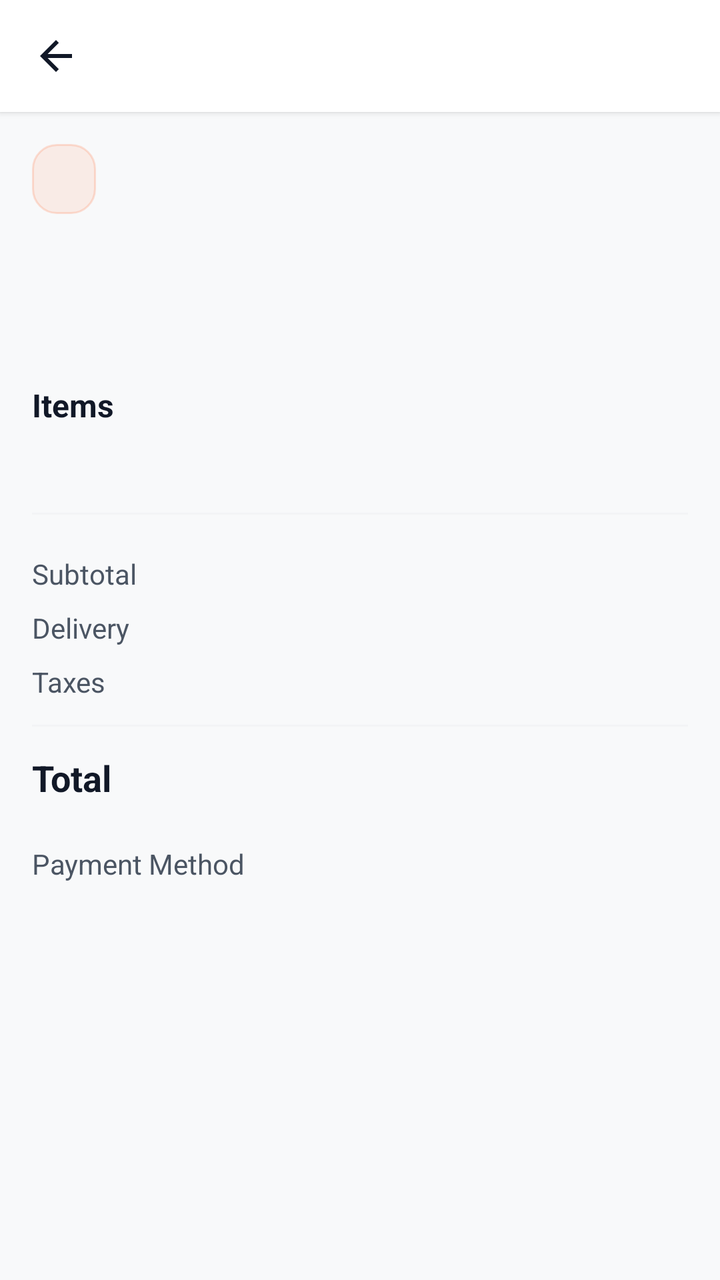
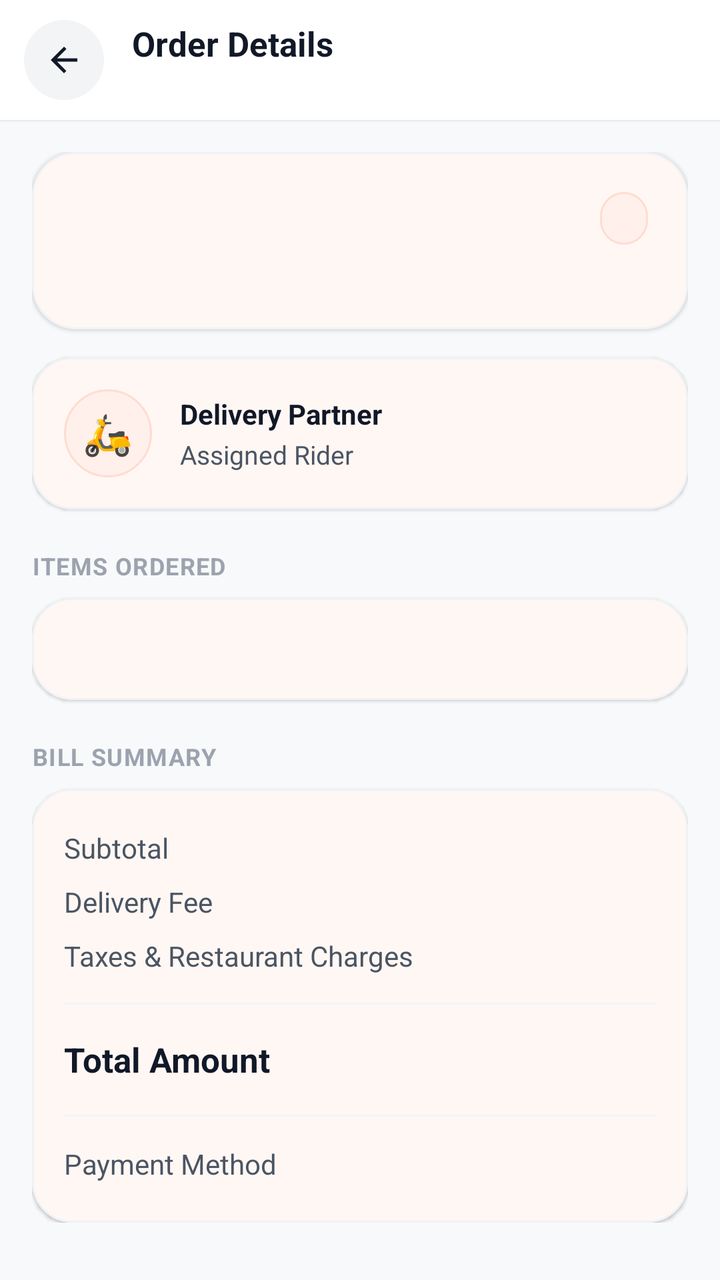

Screens rendered from an Android XML layout before and after an edit, with the pre-edit source and the edit as a unified diff.
<!-- AndroidManifest.xml: application theme Theme.AKRHunger -->
<!-- res/layout/activity_order_detail.xml -->
<?xml version="1.0" encoding="utf-8"?>
<LinearLayout xmlns:android="http://schemas.android.com/apk/res/android"
    android:layout_width="match_parent"
    android:layout_height="match_parent"
    android:background="@color/background"
    android:orientation="vertical">

    
    <LinearLayout android:layout_width="match_parent" android:layout_height="56dp"
        android:gravity="center_vertical" android:paddingHorizontal="8dp"
        android:elevation="2dp" android:background="@color/surface">
        <ImageView android:id="@+id/btn_back" android:layout_width="40dp" android:layout_height="40dp"
            android:background="?attr/selectableItemBackgroundBorderless" android:padding="8dp"
            android:src="@drawable/ic_back" android:tint="@color/text_primary" />
        <TextView android:id="@+id/tv_order_id" android:layout_width="0dp" android:layout_height="wrap_content"
            android:layout_marginStart="8dp" android:layout_weight="1" android:textColor="@color/text_primary"
            android:textSize="18sp" android:textStyle="bold" />
    </LinearLayout>

    <androidx.core.widget.NestedScrollView android:layout_width="match_parent" android:layout_height="match_parent">
        <LinearLayout android:layout_width="match_parent" android:layout_height="wrap_content"
            android:orientation="vertical" android:padding="16dp">

            
            <TextView android:id="@+id/tv_status" android:layout_width="wrap_content" android:layout_height="wrap_content"
                android:background="@drawable/bg_info_chip" android:paddingHorizontal="16dp" android:paddingVertical="8dp"
                android:textColor="@color/primary" android:textSize="14sp" android:textStyle="bold" />

            
            <TextView android:id="@+id/tv_restaurant" android:layout_width="wrap_content" android:layout_height="wrap_content"
                android:layout_marginTop="16dp" android:textColor="@color/text_primary" android:textSize="20sp" android:textStyle="bold" />

            <TextView android:id="@+id/tv_date" android:layout_width="wrap_content" android:layout_height="wrap_content"
                android:layout_marginTop="4dp" android:textColor="@color/text_secondary" android:textSize="13sp" />

            
            <TextView android:layout_width="wrap_content" android:layout_height="wrap_content"
                android:layout_marginTop="20dp" android:text="Items" android:textColor="@color/text_primary"
                android:textSize="16sp" android:textStyle="bold" />

            <TextView android:id="@+id/tv_items" android:layout_width="match_parent" android:layout_height="wrap_content"
                android:layout_marginTop="8dp" android:lineSpacingMultiplier="1.5" android:textColor="@color/text_secondary"
                android:textSize="14sp" />

            
            <View android:layout_width="match_parent" android:layout_height="1dp"
                android:layout_marginVertical="16dp" android:background="@color/divider" />

            <LinearLayout android:layout_width="match_parent" android:layout_height="wrap_content" android:gravity="center_vertical" android:paddingVertical="4dp">
                <TextView android:layout_width="0dp" android:layout_height="wrap_content" android:layout_weight="1" android:text="Subtotal" android:textColor="@color/text_secondary" android:textSize="14sp" />
                <TextView android:id="@+id/tv_subtotal" android:layout_width="wrap_content" android:layout_height="wrap_content" android:textColor="@color/text_primary" android:textSize="14sp" />
            </LinearLayout>

            <LinearLayout android:layout_width="match_parent" android:layout_height="wrap_content" android:gravity="center_vertical" android:paddingVertical="4dp">
                <TextView android:layout_width="0dp" android:layout_height="wrap_content" android:layout_weight="1" android:text="Delivery" android:textColor="@color/text_secondary" android:textSize="14sp" />
                <TextView android:id="@+id/tv_delivery" android:layout_width="wrap_content" android:layout_height="wrap_content" android:textColor="@color/text_primary" android:textSize="14sp" />
            </LinearLayout>

            <LinearLayout android:layout_width="match_parent" android:layout_height="wrap_content" android:gravity="center_vertical" android:paddingVertical="4dp">
                <TextView android:layout_width="0dp" android:layout_height="wrap_content" android:layout_weight="1" android:text="Taxes" android:textColor="@color/text_secondary" android:textSize="14sp" />
                <TextView android:id="@+id/tv_tax" android:layout_width="wrap_content" android:layout_height="wrap_content" android:textColor="@color/text_primary" android:textSize="14sp" />
            </LinearLayout>

            <View android:layout_width="match_parent" android:layout_height="1dp" android:layout_marginVertical="8dp" android:background="@color/divider" />

            <LinearLayout android:layout_width="match_parent" android:layout_height="wrap_content" android:gravity="center_vertical" android:paddingVertical="4dp">
                <TextView android:layout_width="0dp" android:layout_height="wrap_content" android:layout_weight="1" android:text="Total" android:textColor="@color/text_primary" android:textSize="18sp" android:textStyle="bold" />
                <TextView android:id="@+id/tv_total" android:layout_width="wrap_content" android:layout_height="wrap_content" android:textColor="@color/primary" android:textSize="20sp" android:textStyle="bold" />
            </LinearLayout>

            
            <LinearLayout android:layout_width="match_parent" android:layout_height="wrap_content" android:layout_marginTop="16dp" android:gravity="center_vertical">
                <TextView android:layout_width="0dp" android:layout_height="wrap_content" android:layout_weight="1" android:text="Payment Method" android:textColor="@color/text_secondary" android:textSize="14sp" />
                <TextView android:id="@+id/tv_payment" android:layout_width="wrap_content" android:layout_height="wrap_content" android:textColor="@color/text_primary" android:textSize="14sp" android:textStyle="bold" />
            </LinearLayout>

            
            <TextView android:id="@+id/tv_delivery_person" android:layout_width="wrap_content" android:layout_height="wrap_content"
                android:layout_marginTop="12dp" android:textColor="@color/text_secondary" android:textSize="13sp" />
        </LinearLayout>
    </androidx.core.widget.NestedScrollView>
</LinearLayout>
<!-- resources referenced by this layout -->
<resources>
  <color name="background">#F8F9FA</color>
  <color name="divider">#F3F4F6</color>
  <color name="primary">#FF6B35</color>
  <color name="surface">#FFFFFF</color>
  <!-- drawable bg_info_chip (drawable) -->
  <?xml version="1.0" encoding="utf-8"?>
  <shape xmlns:android="http://schemas.android.com/apk/res/android"
      android:shape="rectangle">
      <solid android:color="#1AFF6B35" />
      <corners android:radius="12dp" />
      <stroke android:width="1dp" android:color="#33FF6B35" />
  </shape>
  <style name="Theme.AKRHunger" parent="Theme.Material3.Light.NoActionBar">
          <item name="colorPrimary">@color/primary</item>
          <item name="colorPrimaryDark">@color/primary_dark</item>
          <item name="colorAccent">@color/primary</item>
          <item name="colorOnPrimary">@color/on_primary</item>
          <item name="colorSecondary">@color/secondary</item>
          <item name="colorOnSecondary">@color/on_secondary</item>
          <item name="android:colorBackground">@color/background</item>
          <item name="colorSurface">@color/surface</item>
          <item name="colorOnSurface">@color/on_surface</item>
          <item name="android:statusBarColor">@color/surface</item>
          <item name="android:windowLightStatusBar">true</item>
          <item name="android:navigationBarColor">@color/surface</item>
          <item name="android:windowLightNavigationBar">true</item>
          <item name="android:fontFamily">sans-serif</item>
      </style>
  <color name="on_primary">#FFFFFF</color>
  <color name="secondary">#F59E0B</color>
  <color name="on_surface">#111827</color>
  <!-- unchanged entries left out for length: 5 -->
</resources>

<!-- the commit's change to res/layout/activity_order_detail.xml (unified diff, before → after) -->
@@ -1,82 +1,386 @@
 <?xml version="1.0" encoding="utf-8"?>
 <LinearLayout xmlns:android="http://schemas.android.com/apk/res/android"
+    xmlns:app="http://schemas.android.com/apk/res-auto"
     android:layout_width="match_parent"
     android:layout_height="match_parent"
     android:background="@color/background"
     android:orientation="vertical">
 
     
-    <LinearLayout android:layout_width="match_parent" android:layout_height="56dp"
-        android:gravity="center_vertical" android:paddingHorizontal="8dp"
-        android:elevation="2dp" android:background="@color/surface">
-        <ImageView android:id="@+id/btn_back" android:layout_width="40dp" android:layout_height="40dp"
-            android:background="?attr/selectableItemBackgroundBorderless" android:padding="8dp"
-            android:src="@drawable/ic_back" android:tint="@color/text_primary" />
-        <TextView android:id="@+id/tv_order_id" android:layout_width="0dp" android:layout_height="wrap_content"
-            android:layout_marginStart="8dp" android:layout_weight="1" android:textColor="@color/text_primary"
-            android:textSize="18sp" android:textStyle="bold" />
+    <LinearLayout
+        android:layout_width="match_parent"
+        android:layout_height="60dp"
+        android:background="@color/surface"
+        android:elevation="1dp"
+        android:gravity="center_vertical"
+        android:orientation="horizontal"
+        android:paddingHorizontal="12dp">
+
+        <FrameLayout
+            android:id="@+id/btn_back"
+            android:layout_width="40dp"
+            android:layout_height="40dp"
+            android:background="@drawable/bg_icon_circle_gray"
+            android:clickable="true"
+            android:focusable="true"
+            android:foreground="?attr/selectableItemBackgroundBorderless">
+
+            <ImageView
+                android:layout_width="20dp"
+                android:layout_height="20dp"
+                android:layout_gravity="center"
+                android:src="@drawable/ic_back"
+                android:tint="@color/text_primary" />
+        </FrameLayout>
+
+        <LinearLayout
+            android:layout_width="0dp"
+            android:layout_height="wrap_content"
+            android:layout_marginStart="14dp"
+            android:layout_weight="1"
+            android:orientation="vertical">
+
+            <TextView
+                android:layout_width="wrap_content"
+                android:layout_height="wrap_content"
+                android:text="Order Details"
+                android:textColor="@color/text_primary"
+                android:textSize="17sp"
+                android:textStyle="bold" />
+
+            <TextView
+                android:id="@+id/tv_order_id"
+                android:layout_width="wrap_content"
+                android:layout_height="wrap_content"
+                android:textColor="@color/text_hint"
+                android:textSize="12sp" />
+        </LinearLayout>
     </LinearLayout>
 
-    <androidx.core.widget.NestedScrollView android:layout_width="match_parent" android:layout_height="match_parent">
-        <LinearLayout android:layout_width="match_parent" android:layout_height="wrap_content"
-            android:orientation="vertical" android:padding="16dp">
+    <androidx.core.widget.NestedScrollView
+        android:layout_width="match_parent"
+        android:layout_height="match_parent"
+        android:clipToPadding="false"
+        android:paddingBottom="32dp">
+
+        <LinearLayout
+            android:layout_width="match_parent"
+            android:layout_height="wrap_content"
+            android:orientation="vertical"
+            android:paddingHorizontal="16dp"
+            android:paddingTop="16dp">
 
             
-            <TextView android:id="@+id/tv_status" android:layout_width="wrap_content" android:layout_height="wrap_content"
-                android:background="@drawable/bg_info_chip" android:paddingHorizontal="16dp" android:paddingVertical="8dp"
-                android:textColor="@color/primary" android:textSize="14sp" android:textStyle="bold" />
+            <com.google.android.material.card.MaterialCardView
+                android:layout_width="match_parent"
+                android:layout_height="wrap_content"
+                app:cardBackgroundColor="@color/surface"
+                app:cardCornerRadius="22dp"
+                app:cardElevation="1dp"
+                app:strokeColor="@color/card_border"
+                app:strokeWidth="1dp">
+
+                <LinearLayout
+                    android:layout_width="match_parent"
+                    android:layout_height="wrap_content"
+                    android:orientation="vertical"
+                    android:padding="20dp">
+
+                    <LinearLayout
+                        android:layout_width="match_parent"
+                        android:layout_height="wrap_content"
+                        android:gravity="center_vertical"
+                        android:orientation="horizontal">
+
+                        <TextView
+                            android:id="@+id/tv_restaurant"
+                            android:layout_width="0dp"
+                            android:layout_height="wrap_content"
+                            android:layout_weight="1"
+                            android:ellipsize="end"
+                            android:maxLines="1"
+                            android:textColor="@color/text_primary"
+                            android:textSize="18sp"
+                            android:textStyle="bold" />
+
+                        
+                        <TextView
+                            android:id="@+id/tv_status"
+                            android:layout_width="wrap_content"
+                            android:layout_height="wrap_content"
+                            android:background="@drawable/bg_pill_soft"
+                            android:paddingHorizontal="12dp"
+                            android:paddingVertical="5dp"
+                            android:textColor="@color/primary"
+                            android:textSize="12sp"
+                            android:textStyle="bold" />
+                    </LinearLayout>
+
+                    <TextView
+                        android:id="@+id/tv_date"
+                        android:layout_width="wrap_content"
+                        android:layout_height="wrap_content"
+                        android:layout_marginTop="6dp"
+                        android:textColor="@color/text_hint"
+                        android:textSize="12sp" />
+                </LinearLayout>
+            </com.google.android.material.card.MaterialCardView>
 
             
-            <TextView android:id="@+id/tv_restaurant" android:layout_width="wrap_content" android:layout_height="wrap_content"
-                android:layout_marginTop="16dp" android:textColor="@color/text_primary" android:textSize="20sp" android:textStyle="bold" />
-
-            <TextView android:id="@+id/tv_date" android:layout_width="wrap_content" android:layout_height="wrap_content"
-                android:layout_marginTop="4dp" android:textColor="@color/text_secondary" android:textSize="13sp" />
+            <com.google.android.material.card.MaterialCardView
+                android:layout_width="match_parent"
+                android:layout_height="wrap_content"
+                android:layout_marginTop="14dp"
+                app:cardBackgroundColor="@color/surface"
+                app:cardCornerRadius="20dp"
+                app:cardElevation="1dp"
+                app:strokeColor="@color/card_border"
+                app:strokeWidth="1dp">
+
+                <LinearLayout
+                    android:layout_width="match_parent"
+                    android:layout_height="wrap_content"
+                    android:gravity="center_vertical"
+                    android:orientation="horizontal"
+                    android:padding="16dp">
+
+                    <FrameLayout
+                        android:layout_width="44dp"
+                        android:layout_height="44dp"
+                        android:background="@drawable/bg_icon_circle_soft">
+
+                        <TextView
+                            android:layout_width="wrap_content"
+                            android:layout_height="wrap_content"
+                            android:layout_gravity="center"
+                            android:text="🛵"
+                            android:textSize="20sp" />
+                    </FrameLayout>
+
+                    <LinearLayout
+                        android:layout_width="0dp"
+                        android:layout_height="wrap_content"
+                        android:layout_marginStart="14dp"
+                        android:layout_weight="1"
+                        android:orientation="vertical">
+
+                        <TextView
+                            android:layout_width="wrap_content"
+                            android:layout_height="wrap_content"
+                            android:text="Delivery Partner"
+                            android:textColor="@color/text_primary"
+                            android:textSize="14sp"
+                            android:textStyle="bold" />
+
+                        <TextView
+                            android:id="@+id/tv_delivery_person"
+                            android:layout_width="wrap_content"
+                            android:layout_height="wrap_content"
+                            android:layout_marginTop="2dp"
+                            android:text="Assigned Rider"
+                            android:textColor="@color/text_secondary"
+                            android:textSize="13sp" />
+                    </LinearLayout>
+                </LinearLayout>
+            </com.google.android.material.card.MaterialCardView>
 
             
-            <TextView android:layout_width="wrap_content" android:layout_height="wrap_content"
-                android:layout_marginTop="20dp" android:text="Items" android:textColor="@color/text_primary"
-                android:textSize="16sp" android:textStyle="bold" />
-
-            <TextView android:id="@+id/tv_items" android:layout_width="match_parent" android:layout_height="wrap_content"
-                android:layout_marginTop="8dp" android:lineSpacingMultiplier="1.5" android:textColor="@color/text_secondary"
-                android:textSize="14sp" />
+            <TextView
+                android:layout_width="wrap_content"
+                android:layout_height="wrap_content"
+                android:layout_marginTop="20dp"
+                android:letterSpacing="0.04"
+                android:text="ITEMS ORDERED"
+                android:textColor="@color/text_hint"
+                android:textSize="12sp"
+                android:textStyle="bold" />
+
+            <com.google.android.material.card.MaterialCardView
+                android:layout_width="match_parent"
+                android:layout_height="wrap_content"
+                android:layout_marginTop="8dp"
+                app:cardBackgroundColor="@color/surface"
+                app:cardCornerRadius="20dp"
+                app:cardElevation="1dp"
+                app:strokeColor="@color/card_border"
+                app:strokeWidth="1dp">
+
+                <LinearLayout
+                    android:layout_width="match_parent"
+                    android:layout_height="wrap_content"
+                    android:orientation="vertical"
+                    android:padding="16dp">
+
+                    <TextView
+                        android:id="@+id/tv_items"
+                        android:layout_width="match_parent"
+                        android:layout_height="wrap_content"
+                        android:lineSpacingExtra="4dp"
+                        android:textColor="@color/text_secondary"
+                        android:textSize="14sp" />
+                </LinearLayout>
+            </com.google.android.material.card.MaterialCardView>
 
             
-            <View android:layout_width="match_parent" android:layout_height="1dp"
-                android:layout_marginVertical="16dp" android:background="@color/divider" />
-
-            <LinearLayout android:layout_width="match_parent" android:layout_height="wrap_content" android:gravity="center_vertical" android:paddingVertical="4dp">
-                <TextView android:layout_width="0dp" android:layout_height="wrap_content" android:layout_weight="1" android:text="Subtotal" android:textColor="@color/text_secondary" android:textSize="14sp" />
-                <TextView android:id="@+id/tv_subtotal" android:layout_width="wrap_content" android:layout_height="wrap_content" android:textColor="@color/text_primary" android:textSize="14sp" />
-            </LinearLayout>
-
-            <LinearLayout android:layout_width="match_parent" android:layout_height="wrap_content" android:gravity="center_vertical" android:paddingVertical="4dp">
-                <TextView android:layout_width="0dp" android:layout_height="wrap_content" android:layout_weight="1" android:text="Delivery" android:textColor="@color/text_secondary" android:textSize="14sp" />
-                <TextView android:id="@+id/tv_delivery" android:layout_width="wrap_content" android:layout_height="wrap_content" android:textColor="@color/text_primary" android:textSize="14sp" />
-            </LinearLayout>
-
-            <LinearLayout android:layout_width="match_parent" android:layout_height="wrap_content" android:gravity="center_vertical" android:paddingVertical="4dp">
-                <TextView android:layout_width="0dp" android:layout_height="wrap_content" android:layout_weight="1" android:text="Taxes" android:textColor="@color/text_secondary" android:textSize="14sp" />
-                <TextView android:id="@+id/tv_tax" android:layout_width="wrap_content" android:layout_height="wrap_content" android:textColor="@color/text_primary" android:textSize="14sp" />
-            </LinearLayout>
-
-            <View android:layout_width="match_parent" android:layout_height="1dp" android:layout_marginVertical="8dp" android:background="@color/divider" />
-
-            <LinearLayout android:layout_width="match_parent" android:layout_height="wrap_content" android:gravity="center_vertical" android:paddingVertical="4dp">
-                <TextView android:layout_width="0dp" android:layout_height="wrap_content" android:layout_weight="1" android:text="Total" android:textColor="@color/text_primary" android:textSize="18sp" android:textStyle="bold" />
-                <TextView android:id="@+id/tv_total" android:layout_width="wrap_content" android:layout_height="wrap_content" android:textColor="@color/primary" android:textSize="20sp" android:textStyle="bold" />
-            </LinearLayout>
-
-            
-            <LinearLayout android:layout_width="match_parent" android:layout_height="wrap_content" android:layout_marginTop="16dp" android:gravity="center_vertical">
-                <TextView android:layout_width="0dp" android:layout_height="wrap_content" android:layout_weight="1" android:text="Payment Method" android:textColor="@color/text_secondary" android:textSize="14sp" />
-                <TextView android:id="@+id/tv_payment" android:layout_width="wrap_content" android:layout_height="wrap_content" android:textColor="@color/text_primary" android:textSize="14sp" android:textStyle="bold" />
-            </LinearLayout>
-
-            
-            <TextView android:id="@+id/tv_delivery_person" android:layout_width="wrap_content" android:layout_height="wrap_content"
-                android:layout_marginTop="12dp" android:textColor="@color/text_secondary" android:textSize="13sp" />
+            <TextView
+                android:layout_width="wrap_content"
+                android:layout_height="wrap_content"
+                android:layout_marginTop="20dp"
+                android:letterSpacing="0.04"
+                android:text="BILL SUMMARY"
+                android:textColor="@color/text_hint"
+                android:textSize="12sp"
+                android:textStyle="bold" />
+
+            <com.google.android.material.card.MaterialCardView
+                android:layout_width="match_parent"
+                android:layout_height="wrap_content"
+                android:layout_marginTop="8dp"
+                app:cardBackgroundColor="@color/surface"
+                app:cardCornerRadius="20dp"
+                app:cardElevation="1dp"
+                app:strokeColor="@color/card_border"
+                app:strokeWidth="1dp">
+
+                <LinearLayout
+                    android:layout_width="match_parent"
+                    android:layout_height="wrap_content"
+                    android:orientation="vertical"
+                    android:padding="16dp">
+
+                    
+                    <LinearLayout
+                        android:layout_width="match_parent"
+                        android:layout_height="wrap_content"
+                        android:gravity="center_vertical"
+                        android:paddingVertical="4dp">
+
+                        <TextView
+                            android:layout_width="0dp"
+                            android:layout_height="wrap_content"
+                            android:layout_weight="1"
+                            android:text="Subtotal"
+                            android:textColor="@color/text_secondary"
+                            android:textSize="14sp" />
+
+                        <TextView
+                            android:id="@+id/tv_subtotal"
+                            android:layout_width="wrap_content"
+                            android:layout_height="wrap_content"
+                            android:textColor="@color/text_primary"
+                            android:textSize="14sp"
+                            android:textStyle="bold" />
+                    </LinearLayout>
+
+                    
+                    <LinearLayout
+                        android:layout_width="match_parent"
+                        android:layout_height="wrap_content"
+                        android:gravity="center_vertical"
+                        android:paddingVertical="4dp">
+
+                        <TextView
+                            android:layout_width="0dp"
+                            android:layout_height="wrap_content"
+                            android:layout_weight="1"
+                            android:text="Delivery Fee"
+                            android:textColor="@color/text_secondary"
+                            android:textSize="14sp" />
+
+                        <TextView
+                            android:id="@+id/tv_delivery"
+                            android:layout_width="wrap_content"
+                            android:layout_height="wrap_content"
+                            android:textColor="@color/text_primary"
+                            android:textSize="14sp" />
+                    </LinearLayout>
+
+                    
+                    <LinearLayout
+                        android:layout_width="match_parent"
+                        android:layout_height="wrap_content"
+                        android:gravity="center_vertical"
+                        android:paddingVertical="4dp">
+
+                        <TextView
+                            android:layout_width="0dp"
+                            android:layout_height="wrap_content"
+                            android:layout_weight="1"
+                            android:text="Taxes &amp; Restaurant Charges"
+                            android:textColor="@color/text_secondary"
+                            android:textSize="14sp" />
+
+                        <TextView
+                            android:id="@+id/tv_tax"
+                            android:layout_width="wrap_content"
+                            android:layout_height="wrap_content"
+                            android:textColor="@color/text_primary"
+                            android:textSize="14sp" />
+                    </LinearLayout>
+
+                    <View
+                        android:layout_width="match_parent"
+                        android:layout_height="1dp"
+                        android:layout_marginVertical="10dp"
+                        android:background="@color/divider" />
+
+                    
+                    <LinearLayout
+                        android:layout_width="match_parent"
+                        android:layout_height="wrap_content"
+                        android:gravity="center_vertical"
+                        android:paddingVertical="4dp">
+
+                        <TextView
+                            android:layout_width="0dp"
+                            android:layout_height="wrap_content"
+                            android:layout_weight="1"
+                            android:text="Total Amount"
+                            android:textColor="@color/text_primary"
+                            android:textSize="17sp"
+                            android:textStyle="bold" />
+
+                        <TextView
+                            android:id="@+id/tv_total"
+                            android:layout_width="wrap_content"
+                            android:layout_height="wrap_content"
+                            android:textColor="@color/primary"
+                            android:textSize="20sp"
+                            android:textStyle="bold" />
+                    </LinearLayout>
+
+                    <View
+                        android:layout_width="match_parent"
+                        android:layout_height="1dp"
+                        android:layout_marginVertical="10dp"
+                        android:background="@color/divider" />
+
+                    
+                    <LinearLayout
+                        android:layout_width="match_parent"
+                        android:layout_height="wrap_content"
+                        android:gravity="center_vertical"
+                        android:paddingVertical="4dp">
+
+                        <TextView
+                            android:layout_width="0dp"
+                            android:layout_height="wrap_content"
+                            android:layout_weight="1"
+                            android:text="Payment Method"
+                            android:textColor="@color/text_secondary"
+                            android:textSize="14sp" />
+
+                        <TextView
+                            android:id="@+id/tv_payment"
+                            android:layout_width="wrap_content"
+                            android:layout_height="wrap_content"
+                            android:textColor="@color/text_primary"
+                            android:textSize="14sp"
+                            android:textStyle="bold" />
+                    </LinearLayout>
+                </LinearLayout>
+            </com.google.android.material.card.MaterialCardView>
+
         </LinearLayout>
     </androidx.core.widget.NestedScrollView>
 </LinearLayout>
<!-- resource entries referenced after the edit -->
@@ -1,17 +1,36 @@
 <!-- resources referenced by this layout -->
 <resources>
   <color name="background">#F8F9FA</color>
+  <color name="card_border">#F0F2F5</color>
   <color name="divider">#F3F4F6</color>
   <color name="primary">#FF6B35</color>
   <color name="surface">#FFFFFF</color>
-  <!-- drawable bg_info_chip (drawable) -->
+  <color name="text_hint">#9CA3AF</color>
+  <!-- drawable bg_icon_circle_gray (drawable) -->
   <?xml version="1.0" encoding="utf-8"?>
   <shape xmlns:android="http://schemas.android.com/apk/res/android"
-      android:shape="rectangle">
-      <solid android:color="#1AFF6B35" />
-      <corners android:radius="12dp" />
-      <stroke android:width="1dp" android:color="#33FF6B35" />
+      android:shape="oval">
+      <solid android:color="@color/surface_variant" />
   </shape>
+  <!-- drawable bg_icon_circle_soft (drawable) -->
+  <?xml version="1.0" encoding="utf-8"?>
+  <shape xmlns:android="http://schemas.android.com/apk/res/android"
+      android:shape="oval">
+      <solid android:color="@color/primary_tint" />
+      <stroke android:width="1dp" android:color="@color/primary_tint_border" />
+  </shape>
+  <!-- drawable bg_pill_soft (drawable) -->
+  <?xml version="1.0" encoding="utf-8"?>
+  <ripple xmlns:android="http://schemas.android.com/apk/res/android"
+      android:color="@color/primary_15">
+      <item>
+          <shape android:shape="rectangle">
+              <corners android:radius="999dp" />
+              <solid android:color="@color/primary_tint" />
+              <stroke android:width="1dp" android:color="@color/primary_tint_border" />
+          </shape>
+      </item>
+  </ripple>
   <style name="Theme.AKRHunger" parent="Theme.Material3.Light.NoActionBar">
           <item name="colorPrimary">@color/primary</item>
           <item name="colorPrimaryDark">@color/primary_dark</item>
@@ -27,10 +46,38 @@
           <item name="android:navigationBarColor">@color/surface</item>
           <item name="android:windowLightNavigationBar">true</item>
           <item name="android:fontFamily">sans-serif</item>
+          <item name="materialAlertDialogTheme">@style/ThemeOverlay.AKR.MaterialAlertDialog</item>
+          <item name="bottomSheetDialogTheme">@style/ThemeOverlay.AKR.BottomSheetDialog</item>
       </style>
+  <color name="surface_variant">#F3F4F6</color>
+  <color name="primary_tint">#FFF0EB</color>
+  <color name="primary_tint_border">#FFDCD0</color>
+  <color name="primary_15">#26FF6B35</color>
   <color name="on_primary">#FFFFFF</color>
   <color name="secondary">#F59E0B</color>
   <color name="on_surface">#111827</color>
+  <style name="ThemeOverlay.AKR.MaterialAlertDialog" parent="ThemeOverlay.Material3.MaterialAlertDialog">
+          <item name="shapeAppearance">@style/ShapeAppearance.AKR.Dialog</item>
+          <item name="shapeAppearanceOverlay">@style/ShapeAppearance.AKR.Dialog</item>
+          <item name="colorSurface">@color/surface</item>
+          <item name="android:backgroundDimAmount">0.5</item>
+      </style>
+  <style name="ThemeOverlay.AKR.BottomSheetDialog" parent="ThemeOverlay.Material3.BottomSheetDialog">
+          <item name="bottomSheetStyle">@style/Widget.AKR.BottomSheet</item>
+      </style>
+  <style name="ShapeAppearance.AKR.Dialog" parent="">
+          <item name="cornerFamily">rounded</item>
+          <item name="cornerSize">24dp</item>
+      </style>
+  <style name="Widget.AKR.BottomSheet" parent="Widget.Material3.BottomSheet">
+          <item name="shapeAppearanceOverlay">@style/ShapeAppearance.AKR.BottomSheet</item>
+          <item name="backgroundTint">@color/surface</item>
+      </style>
+  <style name="ShapeAppearance.AKR.BottomSheet" parent="">
+          <item name="cornerFamily">rounded</item>
+          <item name="cornerSizeTopLeft">28dp</item>
+          <item name="cornerSizeTopRight">28dp</item>
+      </style>
   <!-- unchanged entries left out for length: 5 -->
 </resources>
 
